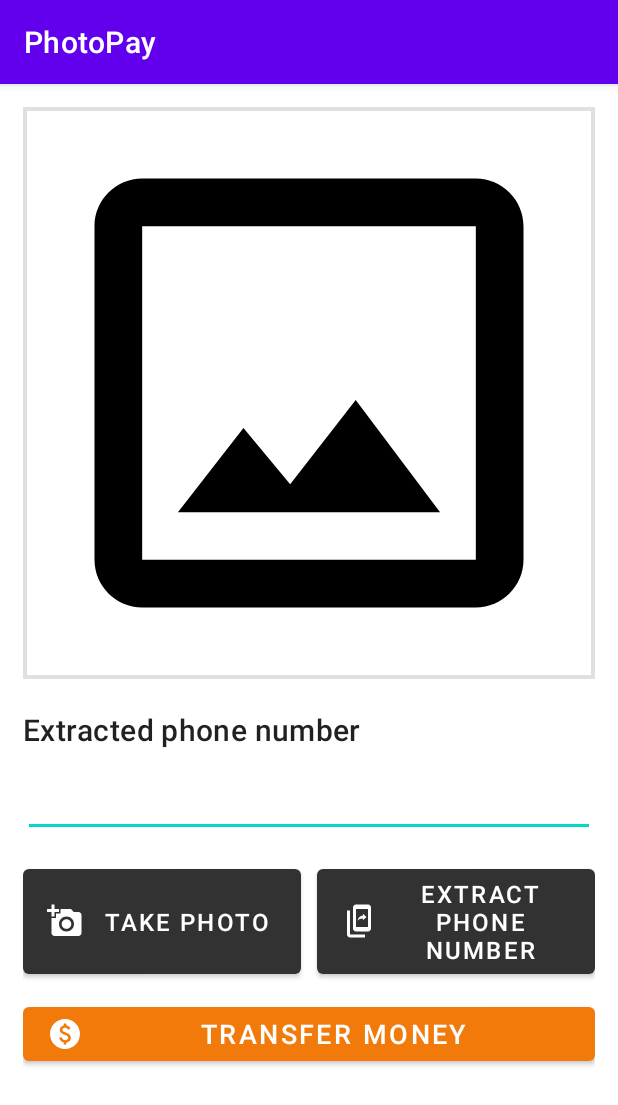
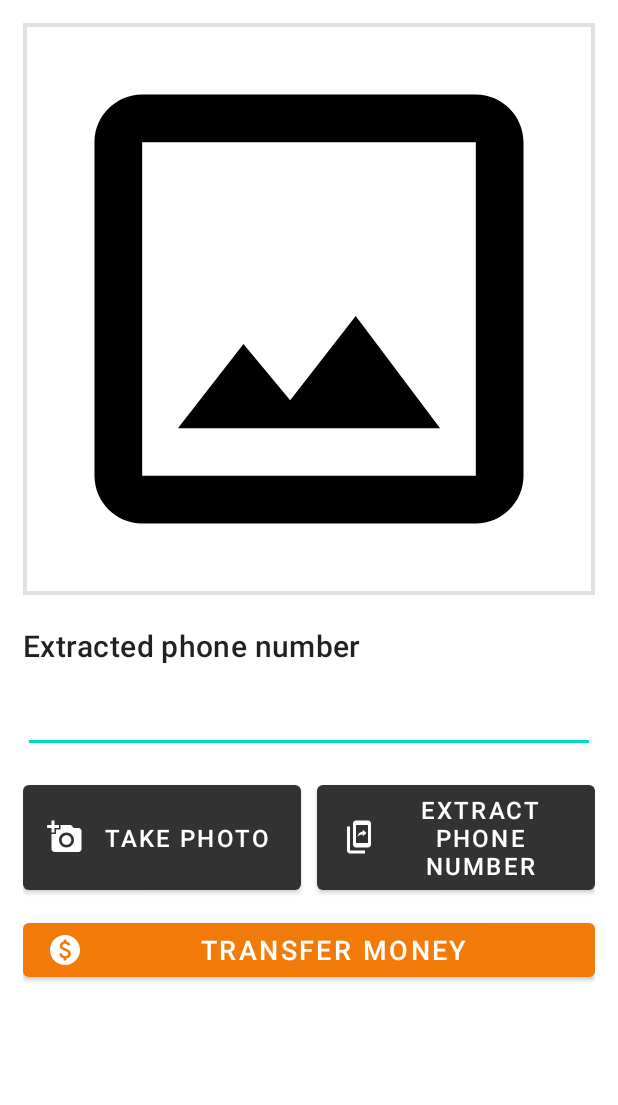
Before and after one commit to LazarevVI/PhotoPay, an Android app: the screen it shows after launch (MainActivity), on a phone screen of 412 x 824 dp. Shown: the top 1105 px of the screen. Run offline under Robolectric (Android 15) with nearby library versions, the phone set to English and light mode, and no system bars; libraries missing offline, so code that uses them is left out: com.google.mlkit.vision; 1 statement that could not run was skipped.

Commit message:
PhotoPay v0.98

```diff
--- a/app/src/main/java/com/example/photopay/MainActivity.kt
+++ b/app/src/main/java/com/example/photopay/MainActivity.kt
@@ -30,6 +30,8 @@ class MainActivity : AppCompatActivity() {
     private lateinit var recognizeTextBtn: MaterialButton
     private lateinit var imageIv: ImageView
     private lateinit var recognizedTextEt: EditText
+    private lateinit var transferBtn: MaterialButton
+
 
     private companion object{
         private const val CAMERA_REQUEST_CODE = 100
@@ -52,6 +54,7 @@ class MainActivity : AppCompatActivity() {
         recognizeTextBtn = findViewById(R.id.extractPhoneNumBtn)
         imageIv = findViewById(R.id.imageIv)
         recognizedTextEt = findViewById(R.id.extractedPhoneNum)
+        transferBtn = findViewById(R.id.transferBtn)
 
         cameraPermissions = arrayOf(android.Manifest.permission.CAMERA, android.Manifest.permission.WRITE_EXTERNAL_STORAGE)
         storagePermissions = arrayOf(android.Manifest.permission.WRITE_EXTERNAL_STORAGE)
@@ -73,6 +76,12 @@ class MainActivity : AppCompatActivity() {
             else{
                 recognizeTextFromImage()
             }
+        }
+
+        transferBtn.setOnClickListener{
+            val intent = Intent(this@MainActivity,SendMessage::class.java)
+            intent.putExtra("PhoneNum", recognizedTextEt.text.toString())
+            startActivity(intent)
         }
 
     }
--- a/app/src/main/res/layout/activity_main.xml
+++ b/app/src/main/res/layout/activity_main.xml
@@ -4,7 +4,6 @@
     xmlns:tools="http://schemas.android.com/tools"
     android:layout_width="match_parent"
     android:layout_height="match_parent"
-    android:backgroundTint="@android:color/holo_purple"
     android:orientation="vertical"
     android:padding="15dp"
     tools:context=".MainActivity">
@@ -86,7 +85,7 @@
                     android:textSize="16sp"
                     android:text="@string/extract_phone_number"
                     app:backgroundTint="@android:color/secondary_text_light"
-                    app:icon="@drawable/ic_baseline_offline_share_24" />
+                    app:icon ="@drawable/ic_baseline_offline_share_24" />
             </LinearLayout>
 
             <LinearLayout
@@ -95,13 +94,11 @@
                 android:paddingTop="10dp">
 
                 <com.google.android.material.button.MaterialButton
-                    android:id="@+id/transferAmount"
-                    style="@style/ThemeOverlay.Material3.Button.TonalButton"
+                    android:id="@+id/transferBtn"
                     android:layout_width="match_parent"
                     android:layout_height="match_parent"
                     android:layout_weight="1"
                     android:textSize="18sp"
-
                     android:text="@string/transfer_money"
                     app:backgroundTint="?android:attr/colorFocusedHighlight"
                     app:icon="@drawable/ic_baseline_paid_24" />
--- a/app/src/main/res/values/themes.xml
+++ b/app/src/main/res/values/themes.xml
@@ -1,6 +1,6 @@
 <resources xmlns:tools="http://schemas.android.com/tools">
     <!-- Base application theme. -->
-    <style name="Theme.PhotoPay" parent="Theme.MaterialComponents.DayNight.DarkActionBar">
+    <style name="Theme.PhotoPay" parent="Theme.MaterialComponents.DayNight.NoActionBar">
         <!-- Primary brand color. -->
         <item name="colorPrimary">@color/purple_500</item>
         <item name="colorPrimaryVariant">@color/purple_700</item>
```
Also changed, not shown: app/src/main/java/com/example/photopay/SendMessage.kt (+77 -22 lines).
